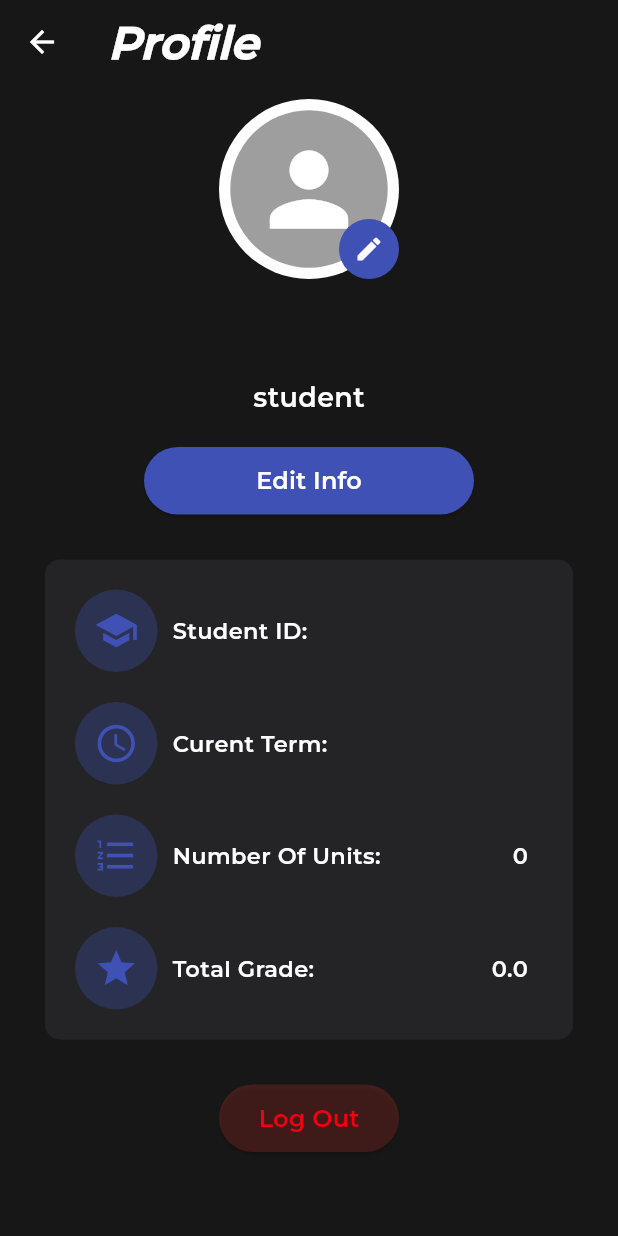
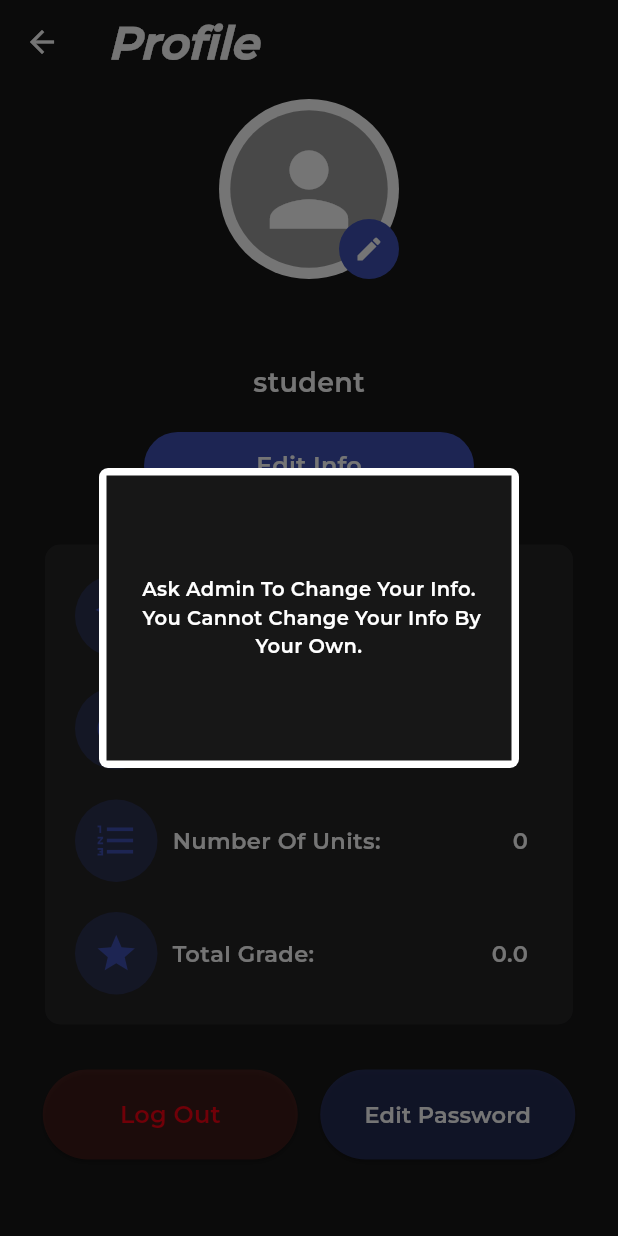
Before and after one commit to nforoutann/unisphere-management-app, a Flutter app: the ProfileScreen screen opened directly with empty values, after a tap on "Edit Info", on a phone screen of 412 x 824 dp. Run offline on Flutter 3.47's test engine with Material 3 defaults, Android fonts, the phone set to English and light mode, and no system bars; our stand-ins replace curved_navigation_bar, delightful_toast, font_awesome_flutter.

Commit message:
feat and fix: new features for profile screen plus fixes for assignment screen and classes screen

```diff
--- a/frontend/lib/screens/student-assignments-screen.dart
+++ b/frontend/lib/screens/student-assignments-screen.dart
@@ -60,7 +60,7 @@ class _StudentAssignmentScreenState extends State<StudentAssignmentScreen> {
                     itemBuilder: (context, index) {
                       return AssignmentCard(
                         assignment: expiredAssignments[index],
-                        colors: [Color(0xff898c21), Color(0xff900f5b)],
+                        colors: [Color(0xFF43431D), Color(0xFF491221)],
                         onTap: () {
                           setState(() {
                             _selectedAssignment = expiredAssignments[index];
@@ -97,7 +97,7 @@ class _StudentAssignmentScreenState extends State<StudentAssignmentScreen> {
               ),
               // Top layer
               Container(
-                margin: EdgeInsets.all(10),
+                margin: EdgeInsets.all(6),
                 decoration: BoxDecoration(
                   color: Color(0xFF171717),
                   borderRadius: BorderRadius.circular(15),
--- a/frontend/lib/screens/student-home-screen.dart
+++ b/frontend/lib/screens/student-home-screen.dart
@@ -144,7 +144,7 @@
                     ),
                   ],
                 ),
-                const SizedBox(height: 16),
+                const SizedBox(height: 12),
                 // Second row of cards
                 Row(
                   children: [
@@ -236,7 +236,7 @@
               ],
             ),
           ),
-          const SizedBox(height: 20),
+          const SizedBox(height: 8),
           // Ongoing tasks section
           Expanded(
             child: Container(
@@ -345,7 +345,7 @@
           Flexible(
             child: Column(
               children: [
-                const SizedBox(height: 28),
+                const SizedBox(height: 25),
                 const Align(
                   alignment: Alignment(-0.7, -1),
                   child: Text(
--- a/frontend/lib/screens/student-profile.dart
+++ b/frontend/lib/screens/student-profile.dart
@@ -1,5 +1,6 @@
 import 'package:flutter/material.dart';
 import 'package:frontend/screens/welcome-screen.dart';
+import 'package:frontend/widgets/ChangePassword.dart';
 import 'package:frontend/widgets/login-signup-button.dart';
 import '../objects/Student.dart';
 
@@ -8,12 +9,14 @@ class ProfileScreen extends StatefulWidget {
   ProfileScreen({super.key, this.student});
 
   @override
-  State<ProfileScreen> createState() => _ProfileScreenState();
+  State<ProfileScreen> createState() => _ProfileScreenState(student: student!);
 }
 
 class _ProfileScreenState extends State<ProfileScreen> {
   bool defaultPic = true;
   String picLink = '';
+  Student student;
+  _ProfileScreenState({required this.student});
   //https://encrypted-tbn0.gstatic.com/images?q=tbn:ANd9GcTaQeMovPaX_94Cg4UGBU-5a70WR1eXhHRz-w&s
 
   TextEditingController link = TextEditingController();
@@ -90,7 +93,7 @@ class _ProfileScreenState extends State<ProfileScreen> {
                       ),
                       child: Center(
                         child: IconButton(
-                          onPressed: () {
+                          onPressed: () { //todo
                             showDialog(
                               context: context,
                               builder: (BuildContext context) {
@@ -99,7 +102,7 @@ class _ProfileScreenState extends State<ProfileScreen> {
                                     borderRadius: BorderRadius.circular(6),
                                   ),
                                   child: Container(
-                                    padding: EdgeInsets.all(10),  // Padding is applied here
+                                    padding: EdgeInsets.all(5),  // Padding is applied here
                                     decoration: BoxDecoration(
                                       color: Colors.white,  // Background color
                                       borderRadius: BorderRadius.circular(10),
@@ -111,9 +114,10 @@ class _ProfileScreenState extends State<ProfileScreen> {
                                         color: Color(0xFF171717),  // This ensures white space inside
                                       ),
                                       child: Container(
-                                        padding: EdgeInsets.all(20),
+                                        padding: EdgeInsets.all(25),
                                         child: Column(
                                           children: [
+                                            SizedBox(height: 10,),
                                             const Text(
                                               'Change Avatar',
                                               style: TextStyle(
@@ -185,7 +189,7 @@ class _ProfileScreenState extends State<ProfileScreen> {
                               },
                             );
                           },
-
+                          //todo send the link of the online image
                           icon: Icon(Icons.edit, color: Colors.white),
                           iconSize: 20,
                           padding: EdgeInsets.all(0), // No padding
@@ -196,9 +200,7 @@ class _ProfileScreenState extends State<ProfileScreen> {
                 ],
               ),
             ),
-            const SizedBox(
-              height: 30,
-            ),
+            const SizedBox(height: 20),
             Center(
               child: Text(
                 widget.student!.name.toUpperCase(),
@@ -220,9 +222,7 @@ class _ProfileScreenState extends State<ProfileScreen> {
                 ),
               ),
             ),
-            const SizedBox(
-              height: 20,
-            ),
+            const SizedBox(height: 20,),
             Container(
               width: 220,
               height: 45,
@@ -230,7 +230,43 @@ class _ProfileScreenState extends State<ProfileScreen> {
                   style: const ButtonStyle(
                       backgroundColor: WidgetStatePropertyAll(Colors.indigo)
                   ),
-                  onPressed: (){},
+                  onPressed: (){
+                    showDialog(
+                        context: context,
+                        builder: (BuildContext context){
+                          return Dialog(
+                            child: Container(
+                              width: 200,
+                              height: 200,
+                              padding: EdgeInsets.all(5),
+                              decoration: BoxDecoration(
+                                color: Colors.white,
+                                borderRadius: BorderRadius.all(Radius.circular(6))
+                              ),
+                              child: Container(
+                                decoration: BoxDecoration(
+                                  color: Color(0xFF171717),
+                                ),
+                                child: Center(
+                                  child: Container(
+                                    padding: EdgeInsets.all(10),
+                                    child: Text(
+                                      'Ask Admin To Change Your Info. \n You Cannot Change Your Info By Your Own.',
+                                      textAlign: TextAlign.center,
+                                      style: TextStyle(
+                                        color: Colors.white,
+                                        fontFamily: 'Montserrat',
+                                        fontSize: 13
+                                      ),
+                                    ),
+                                  ),
+                                ),
+                              ),
+                            ),
+                          );
+                        }
+                    );
+                  },
                   child: const Text(
                     'Edit Info',
                     style: TextStyle(
@@ -413,9 +449,12 @@ class _ProfileScreenState extends State<ProfileScreen> {
                 ],
               ),
             ),
+            Row(
+              mainAxisAlignment: MainAxisAlignment.center,
+              children: [
                 Container(
-              width: 120,
-              height: 45,
+                  width: 170,
+                  height: 60,
                   child: ElevatedButton(
                     style: ButtonStyle(
                         backgroundColor: WidgetStatePropertyAll(Colors.red.withOpacity(0.2))
@@ -429,7 +468,6 @@ class _ProfileScreenState extends State<ProfileScreen> {
                             (Route<dynamic> route) => false, // Removes all previous routes
                       );
                     },
-
                     child: const Text(
                       'Log Out',
                       style: TextStyle(
@@ -440,6 +478,35 @@ class _ProfileScreenState extends State<ProfileScreen> {
                     ),
                   ),
                 ),
+                SizedBox(width: 15),
+                Container(
+                  width: 170,
+                  height: 60,
+                  child: ElevatedButton(
+                      style: ButtonStyle(
+                          backgroundColor: WidgetStatePropertyAll(Colors.indigo.withOpacity(0.4)),
+                          shape: WidgetStatePropertyAll(RoundedRectangleBorder(borderRadius: BorderRadius.all(Radius.circular(50))))
+                      ),
+                      onPressed: (){
+                        showDialog(
+                            context: context,
+                          builder: (BuildContext context){
+                            return ChangePassword(student: student);
+                          }
+                        );
+                      },
+                      child: Text(
+                        'Edit Password',
+                        style: TextStyle(
+                            color: Colors.white,
+                            fontSize: 15,
+                            fontFamily: 'Montserrat'
+                        ),
+                      )
+                  ),
+                ),
+              ],
+            ),
           ],
         ),
       ),
--- a/frontend/lib/widgets/assignment-card.dart
+++ b/frontend/lib/widgets/assignment-card.dart
@@ -5,7 +5,7 @@ class AssignmentCard extends StatelessWidget {
   final Assignment? assignment;
   List<Color> colors;
   final VoidCallback? onTap;
-  AssignmentCard({super.key, required this.assignment, this.colors =const [Color(0xff18d092), Color(0xff400cd0)], this.onTap});
+    AssignmentCard({super.key, required this.assignment, this.colors =const [Color(0xFF0A593C), Color(0xFF0A1D59)], this.onTap});
 
   @override
   Widget build(BuildContext context) {
```
Also changed, not shown: frontend/lib/widgets/ChangePassword.dart (added, +115 -0 lines), frontend/lib/widgets/assignment-window.dart (+24 -11 lines), frontend/lib/widgets/class-cards.dart (+19 -19 lines), 4 other files. Lines whose indentation alone changed are shown as unchanged.
